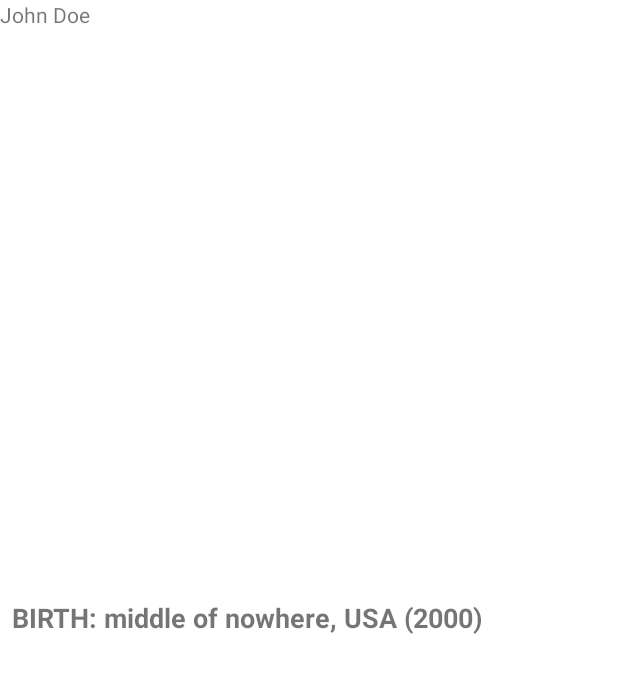
After one commit to dpettingill/java_and_android, an Android app: the layout event_view.xml on its own in the app's theme, with its tools: preview values and no code run, on a phone screen of 412 x 824 dp. The commit adds this screen. Shown: the top 673 px of the screen. Run offline under Robolectric (Android 15) with nearby library versions, the phone set to English and light mode, and no system bars.

Commit message:
Client code written for search but not working

```diff
--- a/FamilyMapClient/app/build.gradle
+++ b/FamilyMapClient/app/build.gradle
@@ -37,6 +37,7 @@ dependencies {
     implementation 'com.google.android.gms:play-services-maps:17.0.0'
     implementation files('libs/shared.jar')
     implementation 'androidx.preference:preference:1.1.1'
+    implementation 'androidx.recyclerview:recyclerview:1.2.0'
     testImplementation 'junit:junit:4.+'
     androidTestImplementation 'androidx.test.ext:junit:1.1.2'
     androidTestImplementation 'androidx.test.espresso:espresso-core:3.3.0'
--- /dev/null
+++ b/FamilyMapClient/app/src/main/res/layout/event_view.xml
@@ -0,0 +1,25 @@
+<?xml version="1.0" encoding="utf-8"?>
+<RelativeLayout xmlns:android="http://schemas.android.com/apk/res/android"
+    android:layout_width="match_parent"
+    android:layout_height="match_parent"
+    xmlns:tools="http://schemas.android.com/tools">
+
+    <TextView
+        android:id="@+id/eventInfo"
+        android:layout_width="wrap_content"
+        android:layout_height="wrap_content"
+        android:layout_alignParentStart="true"
+        android:layout_centerVertical="true"
+        android:layout_marginStart="8dp"
+        android:textSize="18sp"
+        android:textStyle="bold"
+        tools:text="BIRTH: middle of nowhere, USA (2000)"
+        android:layout_alignParentLeft="true"
+        android:layout_marginLeft="8dp" />
+
+    <TextView
+        android:id="@+id/personsName"
+        android:layout_width="match_parent"
+        android:layout_height="wrap_content"
+        tools:text="John Doe" />
+</RelativeLayout>
--- a/FamilyMapClient/app/src/main/res/menu/menu.xml
+++ b/FamilyMapClient/app/src/main/res/menu/menu.xml
@@ -1,7 +1,11 @@
 <?xml version="1.0" encoding="utf-8"?>
 <menu xmlns:android="http://schemas.android.com/apk/res/android"
       xmlns:app="http://schemas.android.com/apk/res-auto">
-    <item android:title="@string/settings_menu"
+    <item android:title="@string/search_icon"
+        app:showAsAction="ifRoom|withText"
+        android:id="@+id/searchIcon">
+    </item>
+    <item android:title="@string/settings_icon"
           app:showAsAction="ifRoom|withText"
           android:id="@+id/settingsIcon">
     </item>
--- a/FamilyMapClient/app/src/main/res/values/strings.xml
+++ b/FamilyMapClient/app/src/main/res/values/strings.xml
@@ -25,7 +25,7 @@
     <string name="title_activity_maps">Map</string>
     <string name="mapFragmentMessage">Click on a Marker to see the Event Details</string>
     <string name="title_activity_settings">Family Map: Settings</string>
-    <string name="settings_menu">settings menu</string>
+    <string name="settings_icon">settings menu</string>
     <string name="life_story">life-story</string>
     <string name="family_tree_lines">family-tree-lines</string>
     <string name="spouse_lines">spouse-lines</string>
@@ -34,4 +34,5 @@
     <string name="male_event">male-event</string>
     <string name="female_event">female-event</string>
     <string name="error_msg">Uhhh something bad happened</string>
+    <string name="search_icon">search_icon</string>
 </resources>
```
Also changed, not shown: FamilyMapClient/app/src/main/AndroidManifest.xml (+5 -2 lines), FamilyMapClient/app/src/main/java/com/example/familymapclient/MapFragment.java (+8 -1 lines), FamilyMapClient/app/src/main/java/com/example/familymapclient/SearchActivity.java (added, +238 -0 lines), FamilyMapClient/app/src/main/res/layout/activity_search.xml (added, +28 -0 lines), FamilyMapClient/app/src/main/res/layout/person_view.xml (added, +21 -0 lines), 1 other file.
